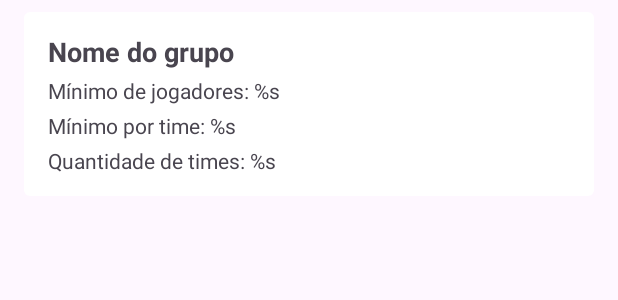
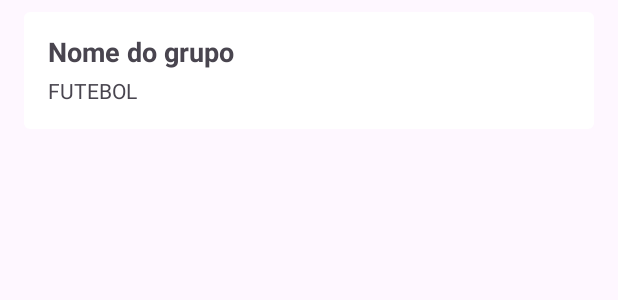
Before and after one commit to brect/smart-soccer, an Android app: the layout item_group.xml on its own in the app's theme, with its tools: preview values and no code run, on a phone screen of 412 x 824 dp. Shown: the top 300 px of the screen. Run offline under Robolectric (Android 15) with nearby library versions, the phone set to English and light mode, and no system bars.

```diff
--- a/app/src/main/java/com/padawanbr/smartsoccer/presentation/CreateGroupFragment.kt
+++ b/app/src/main/java/com/padawanbr/smartsoccer/presentation/CreateGroupFragment.kt
@@ -12,7 +12,6 @@ import android.widget.Toast
 import androidx.fragment.app.activityViewModels
 import androidx.fragment.app.viewModels
 import com.google.android.material.bottomsheet.BottomSheetDialogFragment
-import com.padawanbr.smartsoccer.core.domain.model.PosicaoJogador
 import com.padawanbr.smartsoccer.core.domain.model.TipoEsporte
 import com.padawanbr.smartsoccer.databinding.BottonsheetCreateGroupBinding
 import dagger.hilt.android.AndroidEntryPoint
--- a/app/src/main/java/com/padawanbr/smartsoccer/presentation/SoccerPlayerFragment.kt
+++ b/app/src/main/java/com/padawanbr/smartsoccer/presentation/SoccerPlayerFragment.kt
@@ -43,6 +43,9 @@ class SoccerPlayerFragment : Fragment() {
             { SoccerPlayerViewHolder.create(it) },
             { item: JogadorItem ->
                 Toast.makeText(context, "productsAdapter $item", Toast.LENGTH_SHORT).show()
+            },
+            { item: JogadorItem ->
+                Toast.makeText(context, "productsAdapter onLongClicked $item", Toast.LENGTH_SHORT).show()
             }
         )
     }
--- a/app/src/main/res/layout/item_group.xml
+++ b/app/src/main/res/layout/item_group.xml
@@ -1,6 +1,7 @@
 <?xml version="1.0" encoding="utf-8"?>
 <androidx.constraintlayout.widget.ConstraintLayout xmlns:android="http://schemas.android.com/apk/res/android"
     xmlns:app="http://schemas.android.com/apk/res-auto"
+    xmlns:tools="http://schemas.android.com/tools"
     android:layout_width="match_parent"
     android:layout_height="wrap_content"
     android:layout_marginHorizontal="16dp"
@@ -9,50 +10,32 @@
 
     <TextView
         android:id="@+id/textView_group_title"
-        android:layout_width="wrap_content"
+        android:layout_width="0dp"
         android:layout_height="wrap_content"
         android:layout_marginStart="16dp"
         android:layout_marginTop="14dp"
+        android:layout_marginEnd="16dp"
         android:text="Nome do grupo"
         android:textSize="18sp"
         android:textStyle="bold"
-        app:layout_constraintBottom_toTopOf="@+id/textView_minPlayers"
+        app:layout_constraintBottom_toTopOf="@+id/textView_groupType"
+        app:layout_constraintEnd_toEndOf="parent"
         app:layout_constraintStart_toStartOf="parent"
         app:layout_constraintTop_toTopOf="parent"
         app:layout_constraintVertical_chainStyle="packed" />
 
     <TextView
-        android:id="@+id/textView_minPlayers"
-        android:layout_width="wrap_content"
+        android:id="@+id/textView_groupType"
+        android:layout_width="0dp"
         android:layout_height="wrap_content"
-        android:layout_marginVertical="4dp"
-        android:text="@string/minimo_de_jogadores"
+        android:layout_marginTop="4dp"
+        android:layout_marginBottom="16dp"
+        android:text="FUTEBOL"
         android:textSize="14sp"
-        app:layout_constraintBottom_toTopOf="@+id/textView_numberPlayersPerTeam"
-        app:layout_constraintStart_toStartOf="@+id/textView_numberPlayersPerTeam"
-        app:layout_constraintTop_toBottomOf="@+id/textView_group_title" />
-
-    <TextView
-        android:id="@+id/textView_numberPlayersPerTeam"
-        android:layout_width="wrap_content"
-        android:layout_height="wrap_content"
-        android:layout_marginVertical="4dp"
-        android:text="@string/minimo_por_time"
-        android:textSize="14sp"
-        app:layout_constraintBottom_toTopOf="@+id/textView_qtdTeam"
+        app:layout_constraintBottom_toBottomOf="parent"
+        app:layout_constraintEnd_toEndOf="@+id/textView_group_title"
         app:layout_constraintStart_toStartOf="@+id/textView_group_title"
         app:layout_constraintTop_toBottomOf="@+id/textView_group_title" />
 
-    <TextView
-        android:id="@+id/textView_qtdTeam"
-        android:layout_width="wrap_content"
-        android:layout_height="wrap_content"
-        android:layout_marginBottom="14dp"
-        android:text="@string/quantidade_de_times"
-        android:textSize="14sp"
-        app:layout_constraintBottom_toTopOf="@+id/textView_numberPlayersPerTeam"
-        app:layout_constraintStart_toStartOf="@+id/textView_group_title"
-        app:layout_constraintTop_toBottomOf="@+id/textView_numberPlayersPerTeam" />
-
 
 </androidx.constraintlayout.widget.ConstraintLayout>
--- a/app/src/main/res/values/strings.xml
+++ b/app/src/main/res/values/strings.xml
@@ -9,7 +9,7 @@
 
     <string name="minimo_de_jogadores">Mínimo de jogadores: %s</string>
     <string name="minimo_por_time">Mínimo por time: %s</string>
-    <string name="quantidade_de_times">Quantidade de times: %s</string>
+    <string name="quantidade_de_times">Times: %s</string>
 
 
 
```
Also changed, not shown: app/src/main/java/com/padawanbr/smartsoccer/presentation/GroupsFragment.kt (+12 -17 lines), app/src/main/java/com/padawanbr/smartsoccer/presentation/GroupsViewHolder.kt (+2 -6 lines), app/src/main/java/com/padawanbr/smartsoccer/presentation/common/CommonAdapter.kt (+6 -1 lines).
